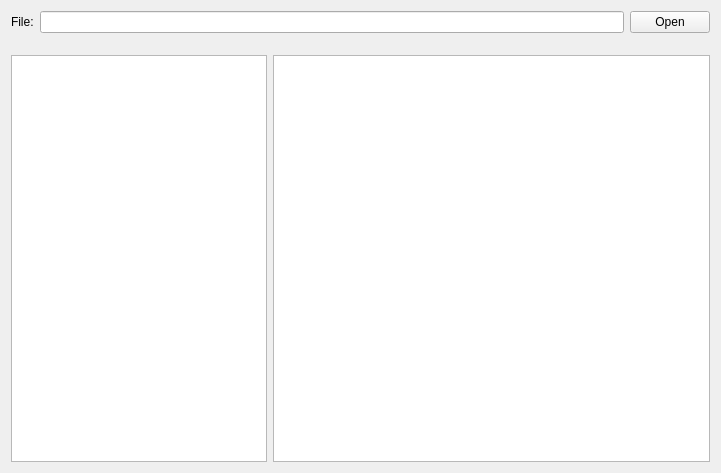
The window that mainwindow.ui (shi-yan/H264Naked) describes before a commit, drawn with Qt 5.
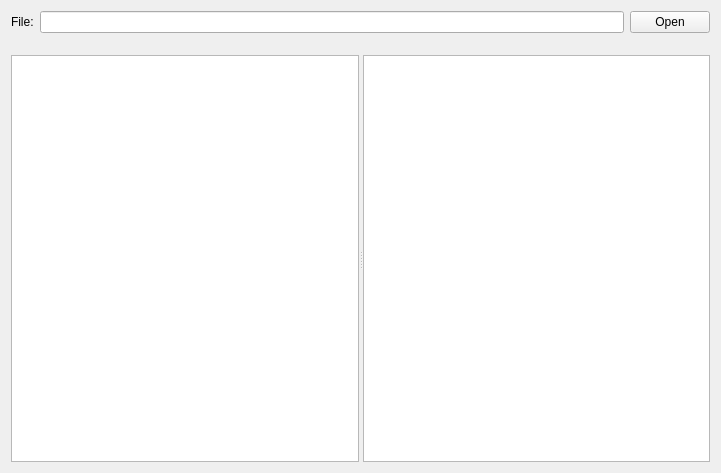
The same window after the commit.

The edit to the form file:
```diff
--- a/mainwindow.ui
+++ b/mainwindow.ui
@@ -59,19 +59,25 @@
     </item>
     <item>
      <widget class="QWidget" name="h264Widget" native="true">
-      <layout class="QHBoxLayout" name="h264WidgetHorizontalLayout">
-       <item>
-        <widget class="QListView" name="nalListView">
          <property name="sizePolicy">
           <sizepolicy hsizetype="Preferred" vsizetype="Expanding">
            <horstretch>0</horstretch>
            <verstretch>0</verstretch>
           </sizepolicy>
          </property>
-        </widget>
-       </item>
+      <layout class="QHBoxLayout" name="horizontalLayout">
        <item>
+        <widget class="QSplitter" name="nalSplitter">
+         <property name="orientation">
+          <enum>Qt::Horizontal</enum>
+         </property>
+         <widget class="QTableView" name="nalTableView">
+          <property name="selectionBehavior">
+           <enum>QAbstractItemView::SelectRows</enum>
+          </property>
+         </widget>
         <widget class="QPlainTextEdit" name="nalPlainTextEdit"/>
+        </widget>
        </item>
       </layout>
      </widget>
```
Lines whose indentation alone changed are shown as unchanged.
